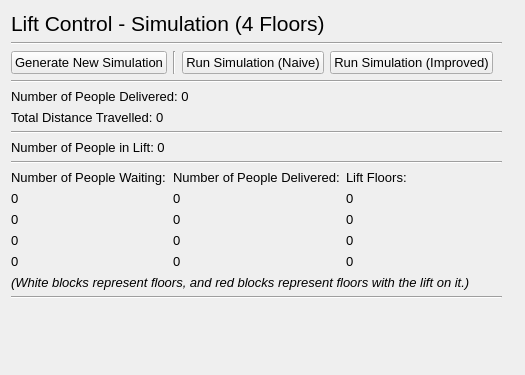
This is sim_4_floors.ui in IsaacCheng9/lift-control-simulation as Qt 5 draws it before an edit. The edited form follows.
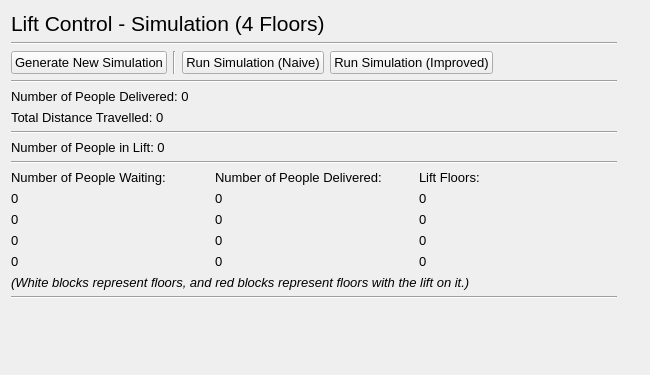
This is the edited form.

Diff of the .ui file:
```diff
--- a/sim_4_floors.ui
+++ b/sim_4_floors.ui
@@ -6,7 +6,7 @@
    <rect>
     <x>0</x>
     <y>0</y>
-    <width>525</width>
+    <width>650</width>
     <height>375</height>
    </rect>
   </property>
@@ -25,8 +25,8 @@
      <rect>
       <x>11</x>
       <y>11</y>
-      <width>491</width>
-      <height>341</height>
+      <width>606</width>
+      <height>392</height>
      </rect>
     </property>
     <layout class="QVBoxLayout" name="vert_layout_lift_control">
```
